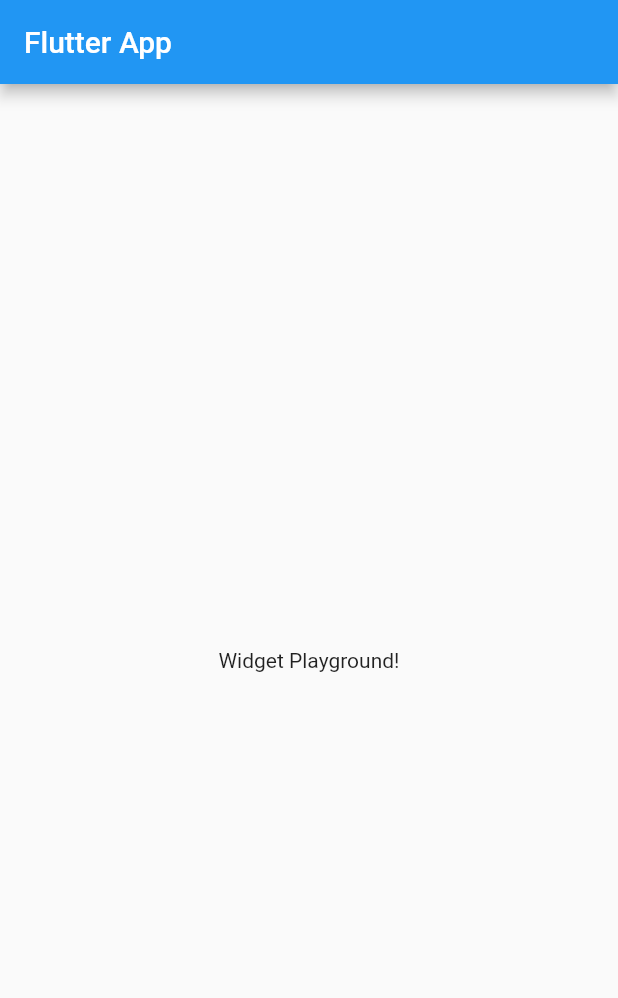
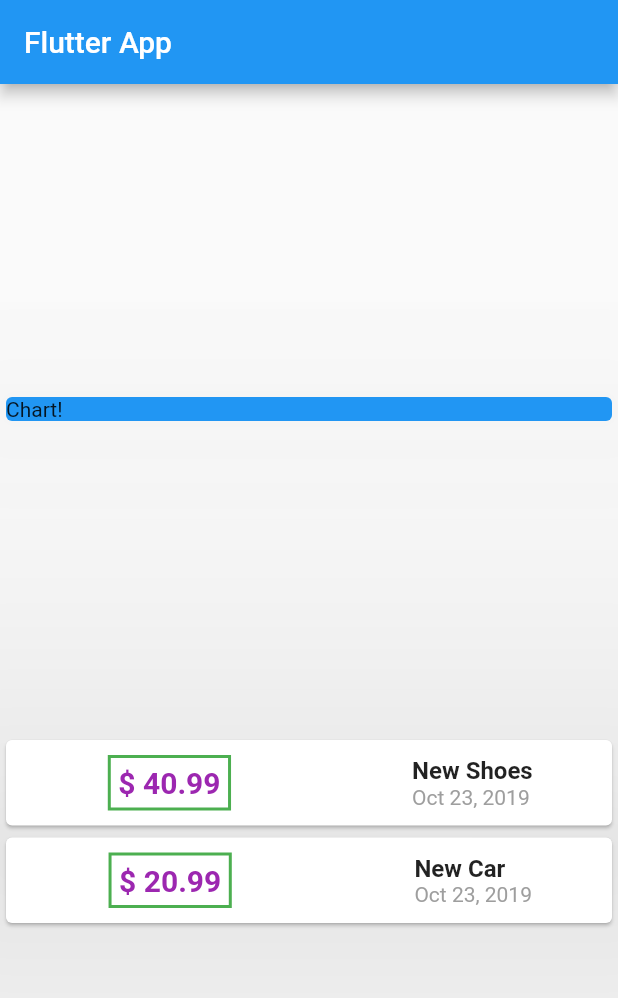
Before and after one commit to Jeff-EunKee-Kim/expense_app, a Flutter app: the screen it shows after launch, on a phone screen of 412 x 824 dp. Shown: the top 998 px of the screen. Run offline on Flutter 3.47's test engine with Material 2 defaults, Android fonts, the phone set to English and light mode, and no system bars.

Commit message:
progress on making expense app

```diff
--- a/lib/main.dart
+++ b/lib/main.dart
@@ -1,4 +1,6 @@
 import 'package:flutter/material.dart';
+import 'package:intl/intl.dart';
+import './transaction.dart';
 
 void main() => runApp(MyApp());
 
@@ -16,14 +18,88 @@ class MyApp extends StatelessWidget {
 }
 
 class MyHomePage extends StatelessWidget {
+  final List<Transaction> transactions = [
+    Transaction(
+      id: "t1",
+      title: "New Shoes",
+      amount: 40.99,
+      date: DateTime.now(),
+    ),
+    Transaction(
+      id: "t2",
+      title: "New Car",
+      amount: 20.99,
+      date: DateTime.now(),
+    ),
+  ];
+
   @override
   Widget build(BuildContext context) {
     return Scaffold(
       appBar: AppBar(
         title: Text('Flutter App'),
       ),
-      body: Center(
-        child: Text('Widget Playground!'),
+      body: Column(
+        mainAxisAlignment: MainAxisAlignment.spaceEvenly,
+        crossAxisAlignment: CrossAxisAlignment.center,
+        children: <Widget>[
+          Card(
+            color: Colors.blue,
+            child: Container(
+              width: double.infinity,
+              child: Text('Chart!'),
+            ),
+            elevation: 150,
+          ),
+          Column(
+            children: transactions.map((trans) {
+              return Card(
+                child: Row(
+                  mainAxisAlignment: MainAxisAlignment.spaceAround,
+                  children: <Widget>[
+                    Container(
+                      margin: EdgeInsets.symmetric(
+                        vertical: 10,
+                        horizontal: 15,
+                      ),
+                      decoration: BoxDecoration(
+                        border: Border.all(
+                          color: Colors.green,
+                          width: 2,
+                        ),
+                      ),
+                      padding: EdgeInsets.all(5),
+                      child: Text(
+                        "\$ ${trans.amount}",
+                        style: TextStyle(
+                          fontWeight: FontWeight.bold,
+                          fontSize: 20,
+                          color: Colors.purple,
+                        ),
+                      ),
+                    ),
+                    Column(
+                        crossAxisAlignment: CrossAxisAlignment.start,
+                        children: <Widget>[
+                          Text(
+                            trans.title,
+                            style: TextStyle(
+                              fontSize: 16,
+                              fontWeight: FontWeight.bold,
+                            ),
+                          ),
+                          Text(
+                              DateFormat.yMMMd().format(trans.date),
+                              style: TextStyle(
+                                color: Colors.grey,
+                              )),
+                        ]),
+                  ],
+                ),
+              );
+            }).toList(),
+          ),
+        ],
       ),
     );
   }
--- /dev/null
+++ b/lib/transaction.dart
@@ -0,0 +1,13 @@
+import 'package:flutter/foundation.dart';
+
+class Transaction {
+  final String id;
+  final String title;
+  final double amount;
+  final DateTime date;
+  Transaction({
+    @required this.id,
+    @required this.title,
+    @required this.amount,
+    @required this.date});
+}
--- a/pubspec.yaml
+++ b/pubspec.yaml
@@ -19,6 +19,7 @@ environment:
 dependencies:
   flutter:
     sdk: flutter
+  intl: ^0.16.0
 
   # The following adds the Cupertino Icons font to your application.
   # Use with the CupertinoIcons class for iOS style icons.
```
Also changed, not shown: pubspec.lock.
